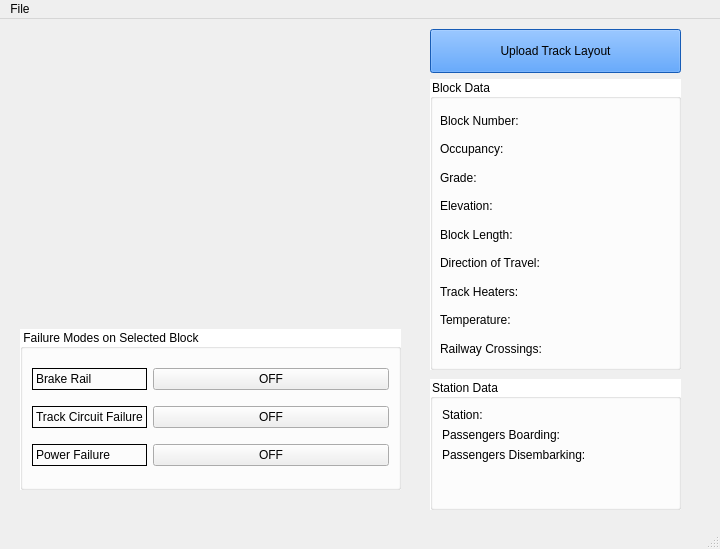
Old version of the form Track Model/Track_Model.ui in the repository asmithie13/ECE-1140.
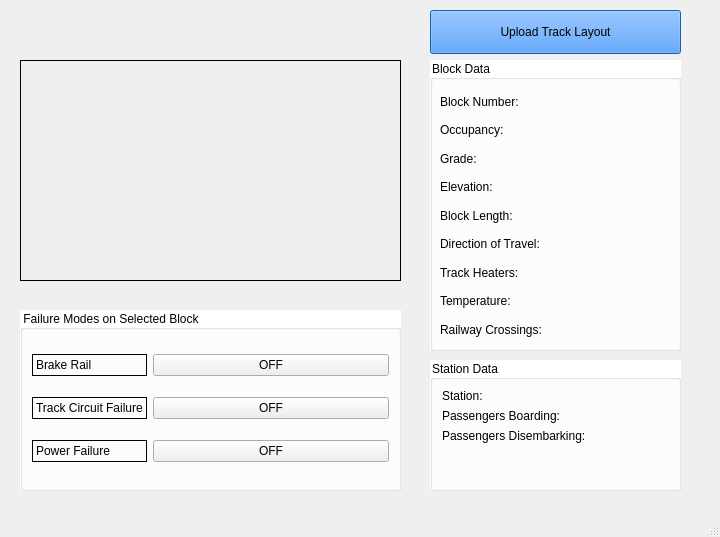
New version of the form. Icons and pictures are not drawn.

Patch:
```diff
--- a/Track Model/Track_Model.ui
+++ b/Track Model/Track_Model.ui
@@ -7,7 +7,7 @@
     <x>0</x>
     <y>0</y>
     <width>720</width>
-    <height>549</height>
+    <height>537</height>
    </rect>
   </property>
   <property name="sizePolicy">
@@ -68,7 +68,7 @@
       <x>20</x>
       <y>310</y>
       <width>381</width>
-      <height>161</height>
+      <height>181</height>
      </rect>
     </property>
     <property name="styleSheet">
@@ -149,6 +149,9 @@
       <height>221</height>
      </rect>
     </property>
+    <property name="frameShape">
+     <enum>QFrame::Box</enum>
+    </property>
     <property name="text">
      <string/>
     </property>
@@ -311,12 +314,6 @@
      <height>22</height>
     </rect>
    </property>
-   <widget class="QMenu" name="menuTrack_Model">
-    <property name="title">
-     <string>File</string>
-    </property>
-   </widget>
-   <addaction name="menuTrack_Model"/>
   </widget>
   <widget class="QStatusBar" name="statusbar"/>
   <action name="actionUpload_Track_Layout">
```
